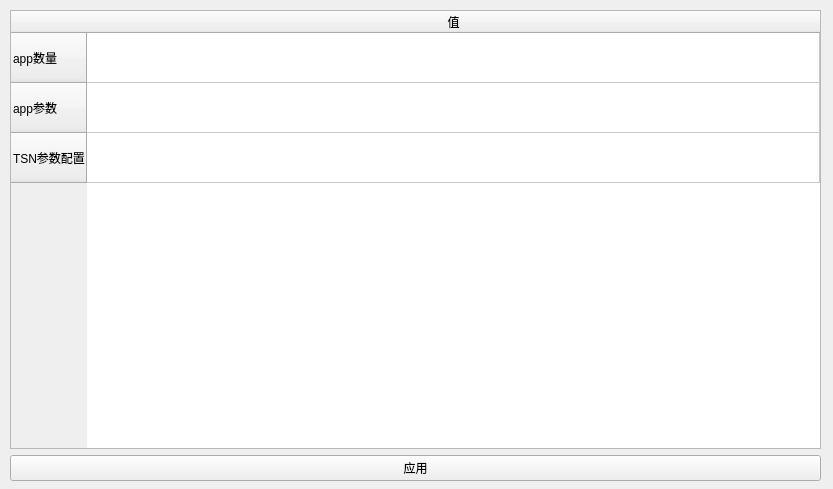
The window that UI/Network/Host/edit_host_netargs_tsn.ui (tocods/jobSimQt) describes before a commit, drawn with Qt 5.
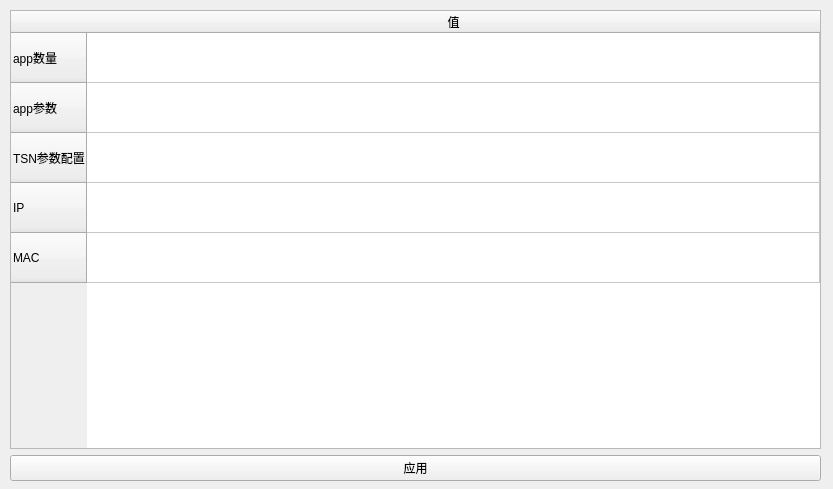
The same window after the commit.

The edit to the form file:
```diff
--- a/UI/Network/Host/edit_host_netargs_tsn.ui
+++ b/UI/Network/Host/edit_host_netargs_tsn.ui
@@ -67,6 +67,16 @@
         <string>TSN参数配置</string>
        </property>
       </row>
+      <row>
+       <property name="text">
+        <string>IP</string>
+       </property>
+      </row>
+      <row>
+       <property name="text">
+        <string>MAC</string>
+       </property>
+      </row>
       <column>
        <property name="text">
         <string>值</string>
```
